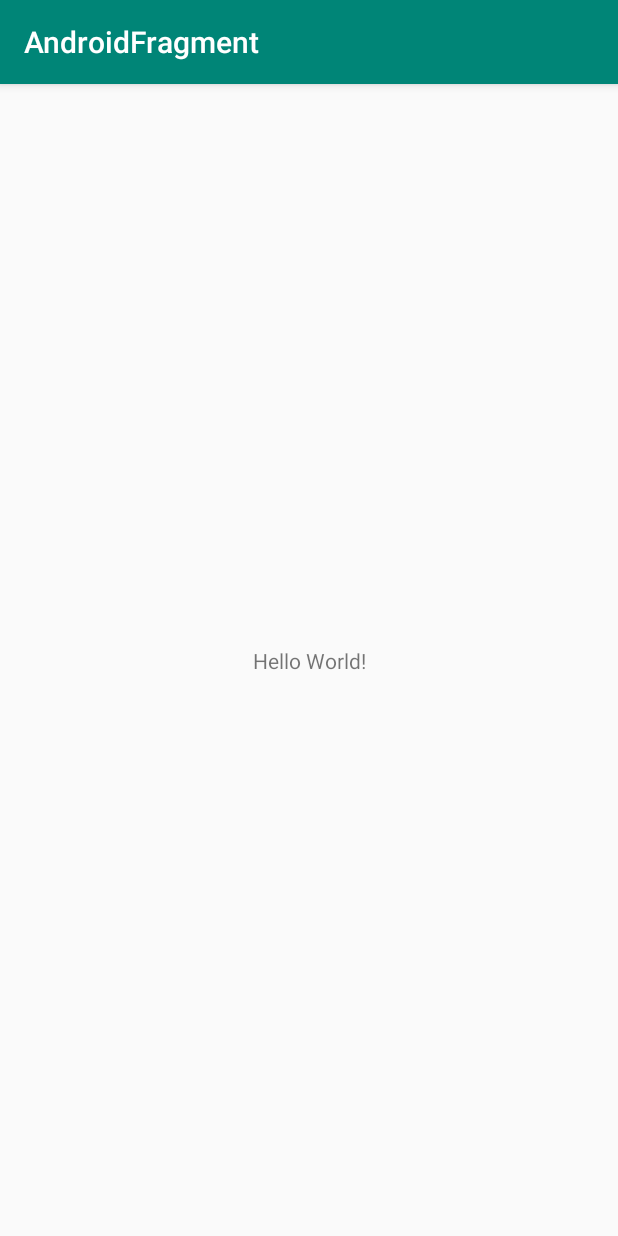
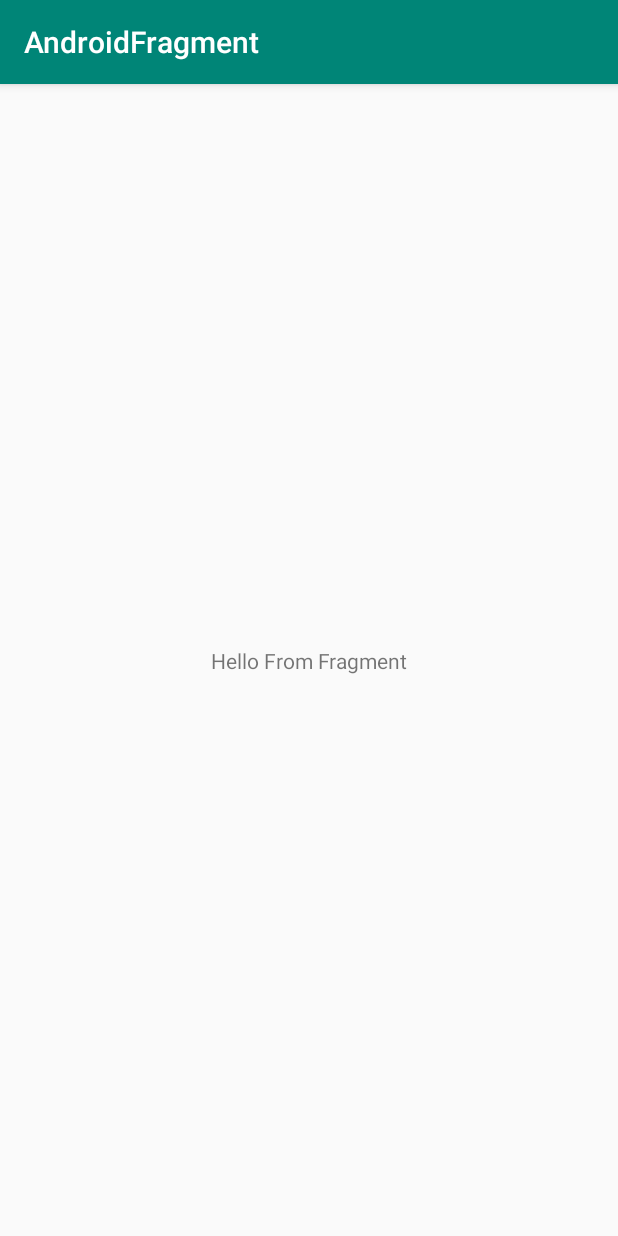
Before and after one commit to Ryanhustler420/AndroidFragment, an Android app: the screen it shows after launch (MainActivity), on a phone screen of 412 x 824 dp. Run offline under Robolectric (Android 15) with nearby library versions, the phone set to English and light mode, and no system bars.

Commit message:
Creating Fragment And Using With XML
which is not a good practice.

```diff
--- /dev/null
+++ b/app/app/src/main/java/com/example/androidfragment/MainFragment.java
@@ -0,0 +1,30 @@
+package com.example.androidfragment;
+
+import android.os.Bundle;
+import android.support.annotation.NonNull;
+import android.support.annotation.Nullable;
+import android.support.v4.app.Fragment;
+import android.view.LayoutInflater;
+import android.view.View;
+import android.view.ViewGroup;
+
+public class MainFragment extends Fragment{
+    // we need constructor because when user change orientation of device
+    // where this helps else application could crash.
+    public MainFragment() { }
+
+    @Nullable
+    @Override
+    public View onCreateView(@NonNull LayoutInflater inflater, @Nullable ViewGroup container, @Nullable Bundle savedInstanceState) {
+        /*
+        * @params inflater:- will fetch any layout which we create separately in our layout.
+        * @params container:- is the view where we'll put out inflate view. aka fragment layout
+        * @params savedInstanceState will give us all the state of our activity or fragment.
+        * */
+
+        View view = inflater.inflate(R.layout.fragment_main, container, false);
+        return view;
+
+        // return super.onCreateView(inflater, container, savedInstanceState);
+    }
+}
--- a/app/app/src/main/res/layout/activity_main.xml
+++ b/app/app/src/main/res/layout/activity_main.xml
@@ -6,13 +6,21 @@
     android:layout_height="match_parent"
     tools:context=".MainActivity">
 
-    <TextView
-        android:layout_width="wrap_content"
-        android:layout_height="wrap_content"
-        android:text="Hello World!"
-        app:layout_constraintBottom_toBottomOf="parent"
-        app:layout_constraintLeft_toLeftOf="parent"
-        app:layout_constraintRight_toRightOf="parent"
-        app:layout_constraintTop_toTopOf="parent" />
+    <!--<TextView-->
+        <!--android:layout_width="wrap_content"-->
+        <!--android:layout_height="wrap_content"-->
+        <!--android:text="Hello World!"-->
+        <!--app:layout_constraintBottom_toBottomOf="parent"-->
+        <!--app:layout_constraintLeft_toLeftOf="parent"-->
+        <!--app:layout_constraintRight_toRightOf="parent"-->
+        <!--app:layout_constraintTop_toTopOf="parent" />-->
+
+    <fragment
+        android:name="com.example.androidfragment.MainFragment"
+        android:layout_width="match_parent"
+        android:layout_height="match_parent"
+        android:id="@+id/my_fragment"
+        tools:layout="@layout/fragment_main"
+        />
 
 </android.support.constraint.ConstraintLayout>
--- /dev/null
+++ b/app/app/src/main/res/layout/fragment_main.xml
@@ -0,0 +1,18 @@
+<?xml version="1.0" encoding="utf-8"?>
+<android.support.constraint.ConstraintLayout xmlns:android="http://schemas.android.com/apk/res/android"
+    xmlns:app="http://schemas.android.com/apk/res-auto"
+    xmlns:tools="http://schemas.android.com/tools"
+    android:layout_width="match_parent"
+    android:layout_height="match_parent"
+    tools:context=".MainActivity">
+
+    <TextView
+        android:layout_width="wrap_content"
+        android:layout_height="wrap_content"
+        android:text="Hello From Fragment"
+        app:layout_constraintBottom_toBottomOf="parent"
+        app:layout_constraintLeft_toLeftOf="parent"
+        app:layout_constraintRight_toRightOf="parent"
+        app:layout_constraintTop_toTopOf="parent" />
+
+</android.support.constraint.ConstraintLayout>
```
